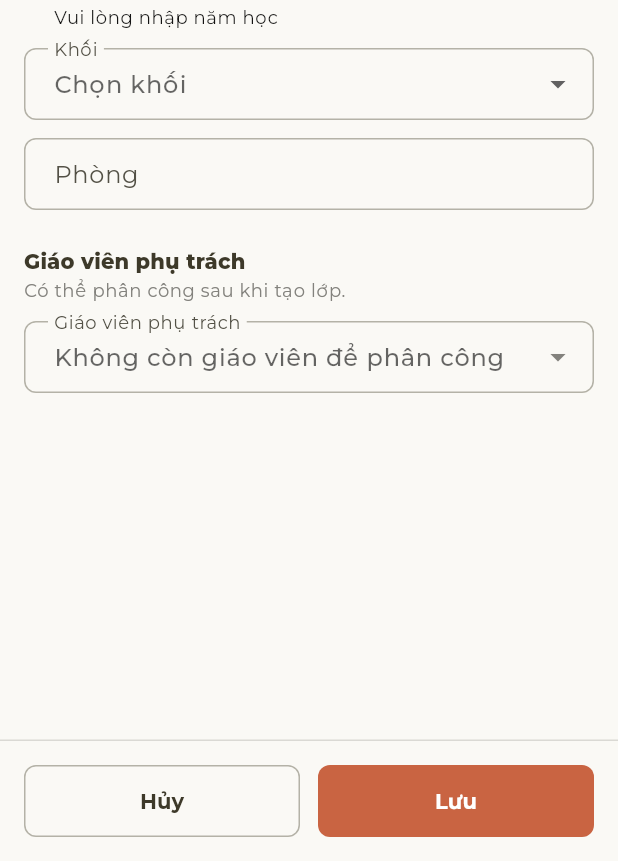
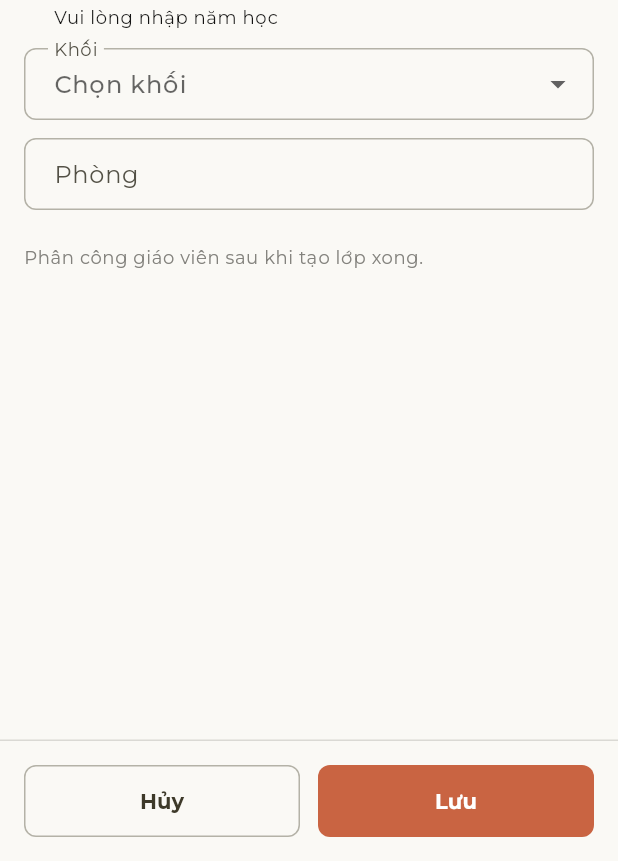
Before and after one commit to hancontam/sorak_flutter_mamnon, a Flutter app: the ClassFormScreen screen opened directly, after a tap on "Lưu", on a phone screen of 412 x 824 dp, the part 375-1236 px from its top. Run offline on Flutter 3.47's test engine with Material 3 defaults, Android fonts, the phone set to English and light mode, and no system bars; our stand-ins replace cookie_jar, dio, dio_cookie_manager, flutter_svg, google_fonts, lottie and 2 more; accounts and stored records are empty; network calls fail.

Commit message:
fix(classes): defer teacher assignment until update

```diff
--- a/lib/modules/classes/providers/class_provider.dart
+++ b/lib/modules/classes/providers/class_provider.dart
@@ -62,65 +62,4 @@ class ClassProvider extends CrudProvider<SchoolClass> {
       return false;
     }
   }
-
-  Future<ClassSetupResult> createClassSetup({
-    required Map<String, dynamic> classData,
-    int? teacherAccountId,
-  }) async {
-    _classSetupErrorMessage = null;
-    SchoolClass created;
-    try {
-      created = await _classRepository.create(classData);
-    } catch (error) {
-      _classSetupErrorMessage = apiErrorMessage(error);
-      return ClassSetupResult.creationFailed(_classSetupErrorMessage!);
-    }
-
-    if (teacherAccountId == null || teacherAccountId <= 0) {
-      await loadItems();
-      return const ClassSetupResult.success();
-    }
-
-    try {
-      await _classRepository.assignTeacher(
-        classId: created.id,
-        accountId: teacherAccountId,
-      );
-      await loadItems();
-      return const ClassSetupResult.success();
-    } catch (error) {
-      final message = apiErrorMessage(error);
-      _classSetupErrorMessage = message;
-      await loadItems();
-      return ClassSetupResult.assignmentFailed(message);
-    }
-  }
 }
-
-class ClassSetupResult {
-  const ClassSetupResult._({
-    required this.classCreated,
-    required this.teacherAssigned,
-    this.errorMessage,
-  });
-
-  const ClassSetupResult.success()
-    : this._(classCreated: true, teacherAssigned: true);
-
-  const ClassSetupResult.creationFailed(String message)
-    : this._(
-        classCreated: false,
-        teacherAssigned: false,
-        errorMessage: message,
-      );
-
-  const ClassSetupResult.assignmentFailed(String message)
-    : this._(classCreated: true, teacherAssigned: false, errorMessage: message);
-
-  final bool classCreated;
-  final bool teacherAssigned;
-  final String? errorMessage;
-
-  bool get isSuccess => classCreated && teacherAssigned;
-  bool get isPartialSuccess => classCreated && !teacherAssigned;
-}
--- a/lib/modules/classes/screens/class_form_screen.dart
+++ b/lib/modules/classes/screens/class_form_screen.dart
@@ -132,10 +132,8 @@ class _ClassFormScreenState extends State<ClassFormScreen> {
     setState(() => _isSaving = true);
 
     final provider = context.read<ClassProvider>();
-    final ClassSetupResult? createResult;
     final bool success;
     if (_isEditing) {
-      createResult = null;
       success = await provider.updateClassSetup(
         classId: widget.schoolClass!.id,
         room: _roomController.text.trim(),
@@ -143,17 +141,12 @@ class _ClassFormScreenState extends State<ClassFormScreen> {
         teacherIdsToRemove: _teacherIdsToRemove.toList(),
       );
     } else {
-      final teacherAccountId = int.tryParse(_selectedTeacherAccountId ?? '');
-      createResult = await provider.createClassSetup(
-        classData: {
+      success = await provider.createItem({
         'class_name': _classNameController.text.trim(),
         'school_year_id': _selectedYearId ?? '',
         'age_group': _selectedAgeGroup ?? '',
         'room': _roomController.text.trim(),
-        },
-        teacherAccountId: teacherAccountId,
-      );
-      success = createResult.isSuccess;
+      });
     }
 
     if (!mounted) return;
@@ -167,23 +160,12 @@ class _ClassFormScreenState extends State<ClassFormScreen> {
       Navigator.pop(context);
       return;
     }
-    if (createResult?.isPartialSuccess == true) {
     ScaffoldMessenger.of(context).showSnackBar(
       SnackBar(
         content: Text(
-            'Đã tạo lớp nhưng chưa phân công giáo viên: '
-            '${createResult?.errorMessage ?? 'Chưa xác định được lỗi'}',
-          ),
-        ),
-      );
-      Navigator.pop(context);
-      return;
-    }
-    ScaffoldMessenger.of(context).showSnackBar(
-      SnackBar(
-        content: Text(
-          provider.classSetupErrorMessage ??
-              provider.errorMessage ??
+          (_isEditing
+                  ? provider.classSetupErrorMessage ?? provider.errorMessage
+                  : provider.errorMessage) ??
               'Chưa thể lưu. Vui lòng kiểm tra lại.',
         ),
       ),
@@ -273,22 +255,18 @@ class _ClassFormScreenState extends State<ClassFormScreen> {
                 const SizedBox(height: AppSpacing.sm),
                 AppTextField(controller: _roomController, label: 'Phòng'),
                 const SizedBox(height: AppSpacing.lg),
-                _SectionTitle(
-                  title: _isEditing
-                      ? 'Phân công giáo viên'
-                      : 'Giáo viên phụ trách',
-                  subtitle: _isEditing
-                      ? 'Có thể thêm hoặc hủy phân công giáo viên của lớp.'
-                      : 'Có thể phân công sau khi tạo lớp.',
+                if (_isEditing) ...[
+                  const _SectionTitle(
+                    title: 'Phân công giáo viên',
+                    subtitle:
+                        'Có thể thêm hoặc hủy phân công giáo viên của lớp.',
                   ),
                   const SizedBox(height: AppSpacing.sm),
-                if (_isEditing) ...[
                   _AssignedTeacherList(
                     teachers: _assignedTeachers,
                     onRemove: _isSaving ? null : _removeTeacher,
                   ),
                   const SizedBox(height: AppSpacing.sm),
-                ],
                   Row(
                     crossAxisAlignment: CrossAxisAlignment.start,
                     children: [
@@ -297,9 +275,7 @@ class _ClassFormScreenState extends State<ClassFormScreen> {
                           key: ValueKey(
                             'class_teacher_${_selectedTeacherAccountId ?? ''}',
                           ),
-                        label: _isEditing
-                            ? 'Thêm giáo viên'
-                            : 'Giáo viên phụ trách',
+                          label: 'Thêm giáo viên',
                           options: teacherOptions,
                           value: _selectedTeacherAccountId,
                           hintText: optionsProvider.isLoading
@@ -311,7 +287,6 @@ class _ClassFormScreenState extends State<ClassFormScreen> {
                               setState(() => _selectedTeacherAccountId = value),
                         ),
                       ),
-                    if (_isEditing) ...[
                       const SizedBox(width: AppSpacing.xs),
                       IconButton.filledTonal(
                         tooltip: 'Thêm giáo viên vào lớp',
@@ -322,7 +297,13 @@ class _ClassFormScreenState extends State<ClassFormScreen> {
                         icon: const Icon(LucideIcons.plus, size: 20),
                       ),
                     ],
-                  ],
+                  ),
+                ] else
+                  Text(
+                    'Phân công giáo viên sau khi tạo lớp xong.',
+                    style: Theme.of(context).textTheme.bodySmall?.copyWith(
+                      color: AppColors.mutedForeground,
+                    ),
                   ),
               ],
             ),
```
Also changed, not shown: 2 other files. Lines whose indentation alone changed are shown as unchanged.
